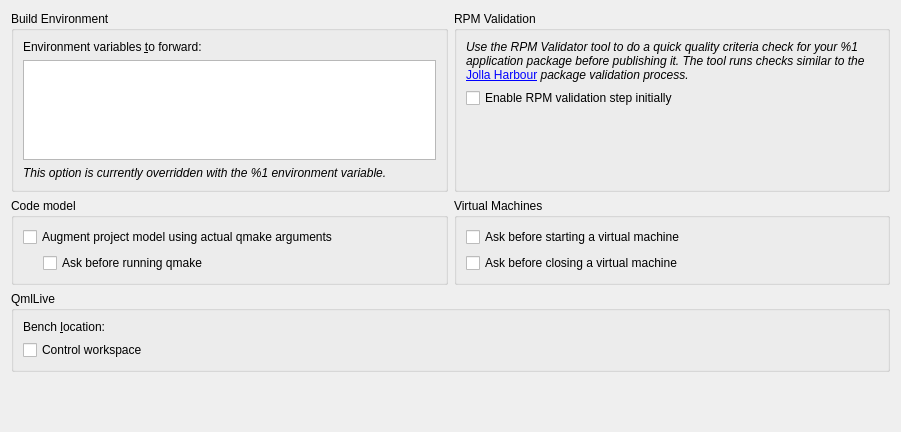
sailfishos/sailfish-qtcreator, file src/plugins/mer/mergeneraloptionswidget.ui: the form before one commit.
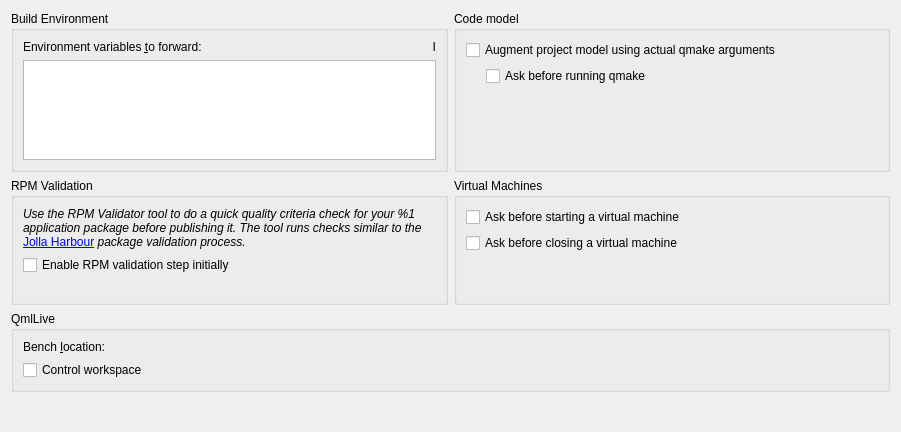
The form after the commit. Custom widgets are drawn as their Qt base class.

Commit message: Mer: Shuffle widgets on general options page

```diff
--- a/src/plugins/mer/mergeneraloptionswidget.ui
+++ b/src/plugins/mer/mergeneraloptionswidget.ui
@@ -15,7 +15,7 @@
   </property>
   <layout class="QVBoxLayout" name="verticalLayout_3" stretch="0,0,0,1">
    <item>
-    <layout class="QHBoxLayout" name="horizontalLayout">
+    <layout class="QHBoxLayout" name="horizontalLayout" stretch="1,1">
      <item>
       <widget class="QGroupBox" name="buildEnvironmentGroupBox">
        <property name="title">
@@ -23,14 +23,31 @@
        </property>
        <layout class="QVBoxLayout" name="verticalLayout">
         <item>
-         <widget class="QLabel" name="environmentFilterLabel">
-          <property name="text">
-           <string>Environment variables &amp;to forward:</string>
-          </property>
-          <property name="buddy">
-           <cstring>environmentFilterTextEdit</cstring>
-          </property>
-         </widget>
+         <layout class="QHBoxLayout" name="horizontalLayout_4">
+          <item>
+           <widget class="QLabel" name="environmentFilterLabel">
+            <property name="text">
+             <string>Environment variables &amp;to forward:</string>
+            </property>
+            <property name="buddy">
+             <cstring>environmentFilterTextEdit</cstring>
+            </property>
+           </widget>
+          </item>
+          <item>
+           <widget class="QLabel" name="environmentFilterInfoLabel">
+            <property name="text">
+             <string>I</string>
+            </property>
+            <property name="alignment">
+             <set>Qt::AlignRight|Qt::AlignTrailing|Qt::AlignVCenter</set>
+            </property>
+            <property name="wordWrap">
+             <bool>true</bool>
+            </property>
+           </widget>
+          </item>
+         </layout>
         </item>
         <item>
          <widget class="QPlainTextEdit" name="environmentFilterTextEdit">
@@ -45,19 +62,62 @@
           </property>
          </widget>
         </item>
+       </layout>
+      </widget>
+     </item>
+     <item>
+      <widget class="QGroupBox" name="groupBox_2">
+       <property name="title">
+        <string>Code model</string>
+       </property>
+       <layout class="QVBoxLayout" name="verticalLayout_5">
         <item>
-         <widget class="QLabel" name="environmentFilterOverriddenLabel">
+         <widget class="QCheckBox" name="importQmakeVariablesCheckBox">
+          <property name="toolTip">
+           <string>&lt;html&gt;&lt;head/&gt;&lt;body&gt;&lt;p&gt;The effective qmake call reported in build configuration is missing further arguments possibly supplied e.g. according to the recipe in the .spec (.yaml) file. This may render the project model inaccurate.&lt;/p&gt;&lt;p&gt;This option enables to augment the project model with qmake variable assignments found on the actual qmake command line.&lt;/p&gt;&lt;p&gt;When enabled, qmake will be invoked automatically when the .spec (.yaml) file is updated.&lt;/p&gt;&lt;/body&gt;&lt;/html&gt;</string>
+          </property>
           <property name="text">
-           <string>&lt;html&gt;&lt;head/&gt;&lt;body&gt;&lt;p&gt;&lt;span style=&quot; font-style:italic;&quot;&gt;This option is currently overridden with the %1 environment variable.&lt;/span&gt;&lt;/p&gt;&lt;/body&gt;&lt;/html&gt;</string>
-          </property>
-          <property name="wordWrap">
-           <bool>true</bool>
+           <string>Augment project model using actual qmake arguments</string>
           </property>
          </widget>
         </item>
+        <item>
+         <layout class="QHBoxLayout" name="horizontalLayout_3">
+          <property name="leftMargin">
+           <number>20</number>
+          </property>
+          <item>
+           <widget class="QCheckBox" name="askImportQmakeVariablesCheckBox">
+            <property name="toolTip">
+             <string>&lt;html&gt;&lt;head/&gt;&lt;body&gt;&lt;p&gt;With this option disabled, qmake will be run without notice but you still may be prompted to start the %1 build engine depending on the other options.&lt;/p&gt;&lt;/body&gt;&lt;/html&gt;</string>
+            </property>
+            <property name="text">
+             <string>Ask before running qmake</string>
+            </property>
+           </widget>
+          </item>
+         </layout>
+        </item>
+        <item>
+         <spacer name="verticalSpacer_3">
+          <property name="orientation">
+           <enum>Qt::Vertical</enum>
+          </property>
+          <property name="sizeHint" stdset="0">
+           <size>
+            <width>20</width>
+            <height>20</height>
+           </size>
+          </property>
+         </spacer>
+        </item>
        </layout>
       </widget>
      </item>
+    </layout>
+   </item>
+   <item>
+    <layout class="QHBoxLayout" name="horizontalLayout_2" stretch="1,1">
      <item>
       <widget class="QGroupBox" name="rpmValidationGroupBox">
        <property name="title">
@@ -109,46 +169,6 @@
        </layout>
       </widget>
      </item>
-    </layout>
-   </item>
-   <item>
-    <layout class="QHBoxLayout" name="horizontalLayout_2">
-     <item>
-      <widget class="QGroupBox" name="groupBox_2">
-       <property name="title">
-        <string>Code model</string>
-       </property>
-       <layout class="QVBoxLayout" name="verticalLayout_5">
-        <item>
-         <widget class="QCheckBox" name="importQmakeVariablesCheckBox">
-          <property name="toolTip">
-           <string>&lt;html&gt;&lt;head/&gt;&lt;body&gt;&lt;p&gt;The effective qmake call reported in build configuration is missing further arguments possibly supplied e.g. according to the recipe in the .spec (.yaml) file. This may render the project model inaccurate.&lt;/p&gt;&lt;p&gt;This option enables to augment the project model with qmake variable assignments found on the actual qmake command line.&lt;/p&gt;&lt;p&gt;When enabled, qmake will be invoked automatically when the .spec (.yaml) file is updated.&lt;/p&gt;&lt;/body&gt;&lt;/html&gt;</string>
-          </property>
-          <property name="text">
-           <string>Augment project model using actual qmake arguments</string>
-          </property>
-         </widget>
-        </item>
-        <item>
-         <layout class="QHBoxLayout" name="horizontalLayout_3">
-          <property name="leftMargin">
-           <number>20</number>
-          </property>
-          <item>
-           <widget class="QCheckBox" name="askImportQmakeVariablesCheckBox">
-            <property name="toolTip">
-             <string>&lt;html&gt;&lt;head/&gt;&lt;body&gt;&lt;p&gt;With this option disabled, qmake will be run without notice but you still may be prompted to start the %1 build engine depending on the other options.&lt;/p&gt;&lt;/body&gt;&lt;/html&gt;</string>
-            </property>
-            <property name="text">
-             <string>Ask before running qmake</string>
-            </property>
-           </widget>
-          </item>
-         </layout>
-        </item>
-       </layout>
-      </widget>
-     </item>
      <item>
       <widget class="QGroupBox" name="groupBox">
        <property name="title">
@@ -175,6 +195,19 @@
           </property>
          </widget>
         </item>
+        <item>
+         <spacer name="verticalSpacer_4">
+          <property name="orientation">
+           <enum>Qt::Vertical</enum>
+          </property>
+          <property name="sizeHint" stdset="0">
+           <size>
+            <width>20</width>
+            <height>40</height>
+           </size>
+          </property>
+         </spacer>
+        </item>
        </layout>
       </widget>
      </item>
```
The commit also changes 1 other file.
